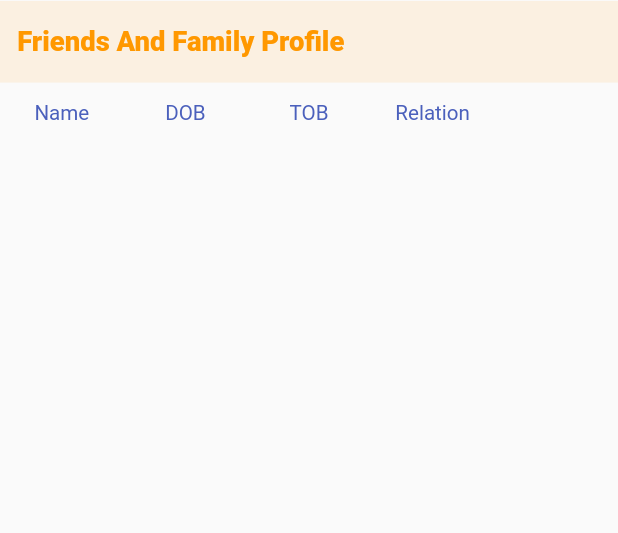
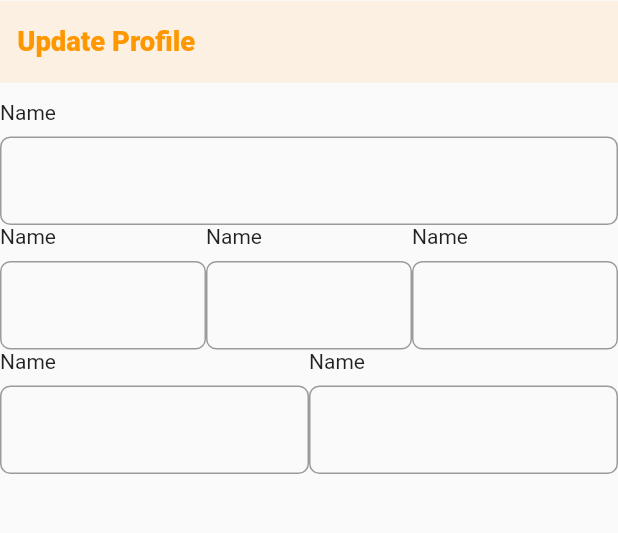
Before and after one commit to f1forhelp/India_today_assignment, a Flutter app: the screen it shows after launch, on a phone screen of 412 x 824 dp, the part 95-628 px from its top. Run offline on Flutter 3.47's test engine with Material 2 defaults, Android fonts, the phone set to English and light mode, and no system bars; our stand-ins replace bloc, bot_toast, dio, equatable, flutter_bloc, flutter_screenutil and 3 more; generated files the repository leaves out were written again; network calls fail; Roboto replaces fonts that are missing (Ubuntu).

Commit message:
Some minor changes

```diff
--- /dev/null
+++ b/lib/data/models/response/general_response/general_response.dart
@@ -0,0 +1,39 @@
+import 'package:json_annotation/json_annotation.dart';
+
+part 'general_response.g.dart';
+
+@JsonSerializable()
+class GeneralResponse {
+  String? httpStatus;
+  int? httpStatusCode;
+  bool? success;
+  String? message;
+  String? info;
+  String? apiName;
+
+  GeneralResponse({
+    this.httpStatus,
+    this.httpStatusCode,
+    this.success,
+    this.message,
+    this.info,
+    this.apiName,
+  });
+
+  factory GeneralResponse.fromJson(Map<String, dynamic> json) {
+    return _$GeneralResponseFromJson(json);
+  }
+
+  Map<String, dynamic> toJson() => _$GeneralResponseToJson(this);
+}
+
+// --------Sample Json -------
+
+// {
+//     "httpStatus": "BAD_REQUEST",
+//     "httpStatusCode": 400,
+//     "success": false,
+//     "message": "Relative does not exist",
+//     "info": "User relative is deleted for the given uuid.",
+//     "apiName": "Delete user relative by uuid."
+// }
--- a/lib/data/models/response/get_all_relative_profile_response/get_all_relative_profile_response.dart
+++ b/lib/data/models/response/get_all_relative_profile_response/get_all_relative_profile_response.dart
@@ -28,8 +28,6 @@ class GetAllRelativeProfileResponse {
 
   Map<String, dynamic> toJson() => _$GetAllRelativeProfileResponseToJson(this);
 }
-
-
 
 //-------------Sample Json --------------
 
--- a/lib/presentation/bloc/family_profile/family_profile_bloc.dart
+++ b/lib/presentation/bloc/family_profile/family_profile_bloc.dart
@@ -1,6 +1,8 @@
 import 'package:bloc/bloc.dart';
 import 'package:bot_toast/bot_toast.dart';
 import 'package:equatable/equatable.dart';
+import 'package:flutter/foundation.dart';
+import 'package:india_today_demo/data/models/response/general_response/general_response.dart';
 import 'package:india_today_demo/data/models/response/get_all_relative_profile_response/get_all_relative_profile_response.dart';
 import 'package:india_today_demo/data/repositories/relative_profile_repository.dart';
 import 'package:india_today_demo/utils/network/result_state/result_state.dart';
@@ -12,14 +14,25 @@ part 'family_profile_bloc.freezed.dart';
 class FamilyProfileBloc extends Bloc<FamilyProfileEvent, FamilyProfileState> {
   FamilyProfileBloc()
       : super(const FamilyProfileState(
-            relativesProfileFetchState: ResultState.idle())) {
+            relativesProfileFetchState: ResultState.idle(),
+            profileDeleteState: ResultState.idle())) {
     on<GetAllProfile>((event, emit) async {
       await _getAllFamilyProfile(emit);
     });
+    on<DeleteProfile>(
+      (event, emit) async {
+        await _deleteProfile(event, emit);
+        await _getAllFamilyProfile(emit, showLoader: false);
+      },
+    );
   }
 
-  _getAllFamilyProfile(Emitter<FamilyProfileState> emit) async {
-    BotToast.showLoading();
+  _getAllFamilyProfile(Emitter<FamilyProfileState> emit,
+      {bool showLoader = true}) async {
+    if (showLoader) {
+      BotToast.showLoading();
+    }
+
     state.copyWith(relativesProfileFetchState: const ResultState.loading());
     var res = await RelativeProfileRepository.getAllRelativeProfile();
     res.when(success: (v) {
@@ -31,4 +44,17 @@ class FamilyProfileBloc extends Bloc<FamilyProfileEvent, FamilyProfileState> {
     });
     BotToast.closeAllLoading();
   }
+
+  _deleteProfile(DeleteProfile event, Emitter<FamilyProfileState> emit) async {
+    BotToast.showLoading();
+    state.copyWith(profileDeleteState: const ResultState.loading());
+    var res = await RelativeProfileRepository.deleteProfile(uuid: event.uuid);
+    res.when(success: (v) {
+      BotToast.showText(text: v.message ?? "");
+      emit(state.copyWith(profileDeleteState: ResultState.data(data: v)));
+    }, failure: (e) {
+      BotToast.showText(text: e.toString());
+      emit(state.copyWith(profileDeleteState: ResultState.error(error: e)));
+    });
+  }
 }
--- a/lib/presentation/bloc/family_profile/family_profile_event.dart
+++ b/lib/presentation/bloc/family_profile/family_profile_event.dart
@@ -3,4 +3,6 @@ part of 'family_profile_bloc.dart';
 @freezed
 class FamilyProfileEvent with _$FamilyProfileEvent {
   const factory FamilyProfileEvent.getAllProfile() = GetAllProfile;
+  const factory FamilyProfileEvent.deleteProfile({required String uuid}) =
+      DeleteProfile;
 }
--- a/lib/presentation/bloc/family_profile/family_profile_state.dart
+++ b/lib/presentation/bloc/family_profile/family_profile_state.dart
@@ -1,16 +1,20 @@
 part of 'family_profile_bloc.dart';
 
 class FamilyProfileState extends Equatable {
-  const FamilyProfileState({required this.relativesProfileFetchState});
+  const FamilyProfileState(
+      {required this.relativesProfileFetchState,
+      required this.profileDeleteState});
   final ResultState<GetAllRelativeProfileResponse> relativesProfileFetchState;
+  final ResultState<GeneralResponse> profileDeleteState;
 
   @override
   List<Object> get props => [relativesProfileFetchState];
 
   FamilyProfileState copyWith(
-      {ResultState<GetAllRelativeProfileResponse>?
-          relativesProfileFetchState}) {
+      {ResultState<GetAllRelativeProfileResponse>? relativesProfileFetchState,
+      ResultState<GeneralResponse>? profileDeleteState}) {
     return FamilyProfileState(
+      profileDeleteState: profileDeleteState ?? this.profileDeleteState,
       relativesProfileFetchState:
           relativesProfileFetchState ?? this.relativesProfileFetchState,
     );
--- a/lib/presentation/pages/ask_question_screen.dart
+++ b/lib/presentation/pages/ask_question_screen.dart
@@ -133,7 +133,6 @@ class _AskQuestionScreenState extends State<AskQuestionScreen> {
                             ),
                             UiHelper.h3(),
                             CustomTextFormField(
-                              enableCounter: true,
                               maxLength: 150,
                               maxLines: 4,
                               textEditingController: TextEditingController(),
--- /dev/null
+++ b/lib/presentation/pages/update_edit_profile_screen.dart
@@ -0,0 +1,142 @@
+import 'package:flutter/material.dart';
+import 'package:flutter_bloc/flutter_bloc.dart';
+import 'package:flutter_screenutil/flutter_screenutil.dart';
+import 'package:india_today_demo/presentation/widgets/custom_appbar.dart';
+import 'package:india_today_demo/presentation/widgets/custom_text_button.dart';
+import 'package:india_today_demo/presentation/widgets/custom_text_form_field.dart';
+import 'package:india_today_demo/utils/constants/k_color.dart';
+import 'package:india_today_demo/utils/constants/k_text_style.dart';
+
+import '../../utils/constants/k_asset.dart';
+import '../../utils/helper/ui_helper.dart';
+import '../bloc/family_profile/family_profile_bloc.dart';
+
+class UpdateEditProfileScreen extends StatefulWidget {
+  static const String id = "UpdateEditProfileScreen";
+  const UpdateEditProfileScreen({Key? key}) : super(key: key);
+
+  @override
+  _UpdateEditProfileScreenState createState() =>
+      _UpdateEditProfileScreenState();
+}
+
+class _UpdateEditProfileScreenState extends State<UpdateEditProfileScreen> {
+  final TextStyle _textStyleLabel = TextStyle(
+    fontSize: 12.sp,
+    color: KColor.primayBlue,
+  );
+
+  @override
+  Widget build(BuildContext context) {
+    return BlocProvider(
+      create: (context) => FamilyProfileBloc()..add(const GetAllProfile()),
+      child: BlocConsumer<FamilyProfileBloc, FamilyProfileState>(
+        listener: (context, state) {
+          // TODO: implement listener
+        },
+        builder: (context, state) {
+          return Scaffold(
+            appBar: const CustomAppBar(
+              content: _AppBarContent(),
+            ),
+            body: SafeArea(
+              child: Column(
+                children: [
+                  UiHelper.h2(),
+                  // ignore: avoid_unnecessary_containers
+                  Container(
+                    width: double.maxFinite,
+                    padding: EdgeInsets.symmetric(vertical: 14.h),
+                    color: Colors.orange.withOpacity(0.1),
+                    child: UiHelper.horizontalPadding(
+                      child: Text(
+                        "Update Profile",
+                        style: KTextStyle.mainHeadingDark
+                            .copyWith(color: Colors.orange),
+                      ),
+                    ),
+                  ),
+                  UiHelper.h2(),
+                  CustomTextFormField(
+                    topLabel: "Name",
+                    textEditingController: TextEditingController(),
+                  ),
+
+                  Row(
+                    children: [
+                      Expanded(
+                        child: CustomTextFormField(
+                          topLabel: "Name",
+                          textEditingController: TextEditingController(),
+                        ),
+                      ),
+                      Expanded(
+                        child: CustomTextFormField(
+                          topLabel: "Name",
+                          textEditingController: TextEditingController(),
+                        ),
+                      ),
+                      Expanded(
+                        child: CustomTextFormField(
+                          topLabel: "Name",
+                          textEditingController: TextEditingController(),
+                        ),
+                      ),
+                    ],
+                  ),
+                  Row(
+                    children: [
+                      Expanded(
+                        child: CustomTextFormField(
+                          topLabel: "Name",
+                          textEditingController: TextEditingController(),
+                        ),
+                      ),
+                      Expanded(
+                        child: CustomTextFormField(
+                          topLabel: "Name",
+                          textEditingController: TextEditingController(),
+                        ),
+                      ),
+                    ],
+                  ),
+                ],
+              ),
+            ),
+          );
+        },
+      ),
+    );
+  }
+}
+
+class _AppBarContent extends StatelessWidget {
+  const _AppBarContent({
+    Key? key,
+  }) : super(key: key);
+
+  @override
+  Widget build(BuildContext context) {
+    return UiHelper.horizontalPadding(
+      child: Row(
+        mainAxisAlignment: MainAxisAlignment.spaceBetween,
+        children: [
+          const Padding(
+            padding: EdgeInsets.only(left: 10),
+            child: Icon(
+              Icons.arrow_back_ios,
+              color: Colors.orange,
+            ),
+          ),
+          Image.asset(
+            KAsset.astroLogo,
+            fit: BoxFit.fitHeight,
+          ),
+          SizedBox(
+            width: 24.w,
+          ),
+        ],
+      ),
+    );
+  }
+}
--- a/lib/presentation/widgets/custom_text_form_field.dart
+++ b/lib/presentation/widgets/custom_text_form_field.dart
@@ -3,15 +3,17 @@ import 'package:flutter_screenutil/flutter_screenutil.dart';
 
 class CustomTextFormField extends StatefulWidget {
   final TextEditingController textEditingController;
-  final bool enableCounter;
   final int? maxLength;
   final int? maxLines;
+  final String? topLabel;
+  final String? hintText;
   const CustomTextFormField(
       {Key? key,
       required this.textEditingController,
-      this.enableCounter = false,
       this.maxLength,
-      this.maxLines})
+      this.maxLines,
+      this.topLabel,
+      this.hintText})
       : super(key: key);
 
   @override
@@ -25,9 +27,18 @@ class _CustomTextFormFieldState extends State<CustomTextFormField> {
   Widget build(BuildContext context) {
     return Column(
       children: [
+        widget.topLabel == null
+            ? const SizedBox()
+            : Padding(
+                padding: EdgeInsets.only(bottom: 8),
+                child: Align(
+                  alignment: Alignment.centerLeft,
+                  child: Text(widget.topLabel ?? ""),
+                ),
+              ),
         TextFormField(
           decoration: InputDecoration(
-            hintText: "Type a question here",
+            hintText: widget.hintText,
             border: OutlineInputBorder(
               borderRadius: BorderRadius.circular(6.r),
             ),
--- a/lib/utils/constants/k_url.dart
+++ b/lib/utils/constants/k_url.dart
@@ -2,6 +2,6 @@ class KUrl {
   KUrl._();
   static const String baseUrl = "https://staging-api.astrotak.com/api/";
   static const String getAllQuestion = "question/category/all";
-  static const String getAllRelativeProfile =
-      "https://staging-api.astrotak.com/api/relative/all";
+  static const String getAllRelativeProfile = "relative/all";
+  static const String deleteProfile = "relative/delete/";
 }
--- a/lib/utils/network/network_utils.dart
+++ b/lib/utils/network/network_utils.dart
@@ -27,7 +27,11 @@ class NetworkUtil {
 
   Future<Response<T>> post<T>(String url) async {
     DioErrorType.response;
-    return await _dioClinet.post(url);
+    return await _dioClinet.post(url,
+        options: Options(headers: {
+          'Authorization':
+              'Bearer eyJhbGciOiJIUzUxMiJ9.eyJzdWIiOiI4ODA5NzY1MTkxIiwiUm9sZXMiOltdLCJleHAiOjE2NzY0NjE0NzEsImlhdCI6MTY0NDkyNTQ3MX0.EVAhZLNeuKd7e7BstsGW5lYEtggbSfLD_aKqGFLpidgL7UHZTBues0MUQR8sqMD1267V4Y_VheBHpxwKWKA3lQ'
+        }));
   }
   //---------------------------------------------
 
--- a/lib/utils/routes/app_routes.dart
+++ b/lib/utils/routes/app_routes.dart
@@ -1,10 +1,11 @@
 import 'package:flutter/material.dart';
 import 'package:india_today_demo/presentation/pages/ask_question_screen.dart';
 import 'package:india_today_demo/presentation/pages/friend_family_profile_screen.dart';
+import 'package:india_today_demo/presentation/pages/update_edit_profile_screen.dart';
 
 class AppRoutes {
   static String getInitialRoute() {
-    return FrindFamilyProfileScreen.id;
+    return UpdateEditProfileScreen.id;
   }
 
   static Route<dynamic>? generateRoutes(RouteSettings? routeSettings) {
@@ -19,6 +20,10 @@ class AppRoutes {
         return MaterialPageRoute(
           builder: (context) => const FrindFamilyProfileScreen(),
         );
+      case UpdateEditProfileScreen.id:
+        return MaterialPageRoute(
+          builder: (context) => const UpdateEditProfileScreen(),
+        );
       default:
         return MaterialPageRoute(
           builder: (context) => const AskQuestionScreen(),
```
Also changed, not shown: delete_json.json (+14 -93 lines), lib/data/models/request/update_add_user_request/birth_details.dart (added, +28 -0 lines), lib/data/models/request/update_add_user_request/birth_place.dart (added, +17 -0 lines), lib/data/models/request/update_add_user_request/update_add_user_request.dart (added, +66 -0 lines), lib/data/models/response/get_location_detail_response/datum.dart (added, +15 -0 lines), lib/data/models/response/get_location_detail_response/get_location_detail_response.dart (added, +62 -0 lines), lib/data/repositories/relative_profile_repository.dart (+13 -0 lines), lib/presentation/pages/friend_family_profile_screen.dart (+22 -2 lines), lib/presentation/widgets/custom_text_button.dart (added, +31 -0 lines).
